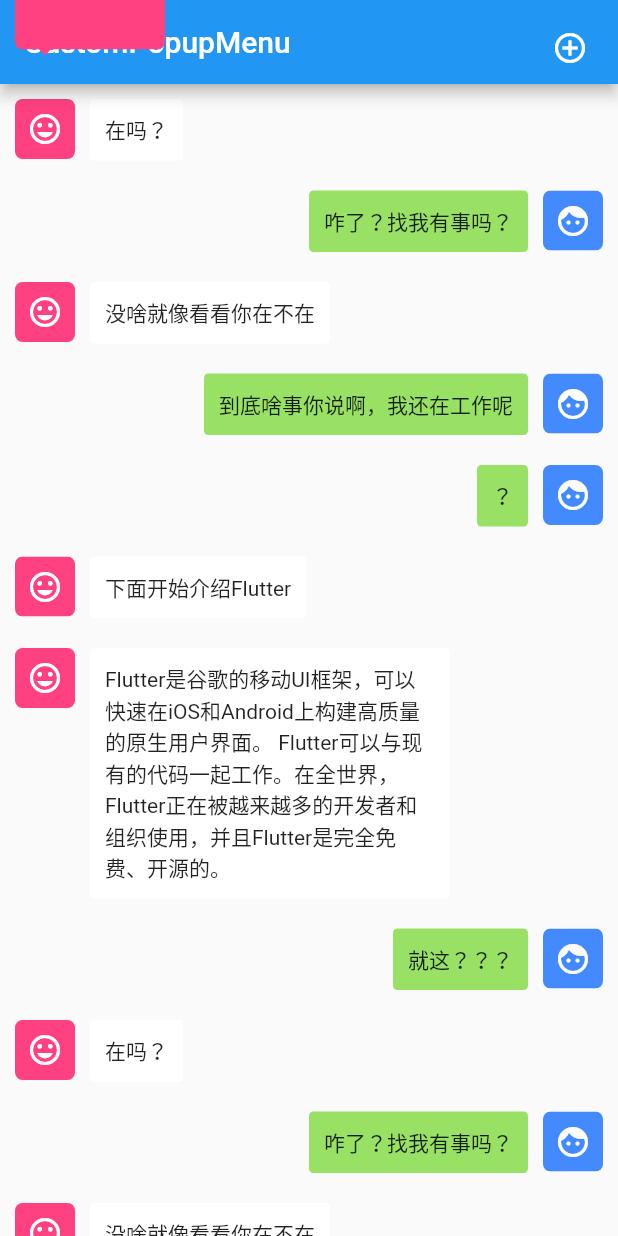
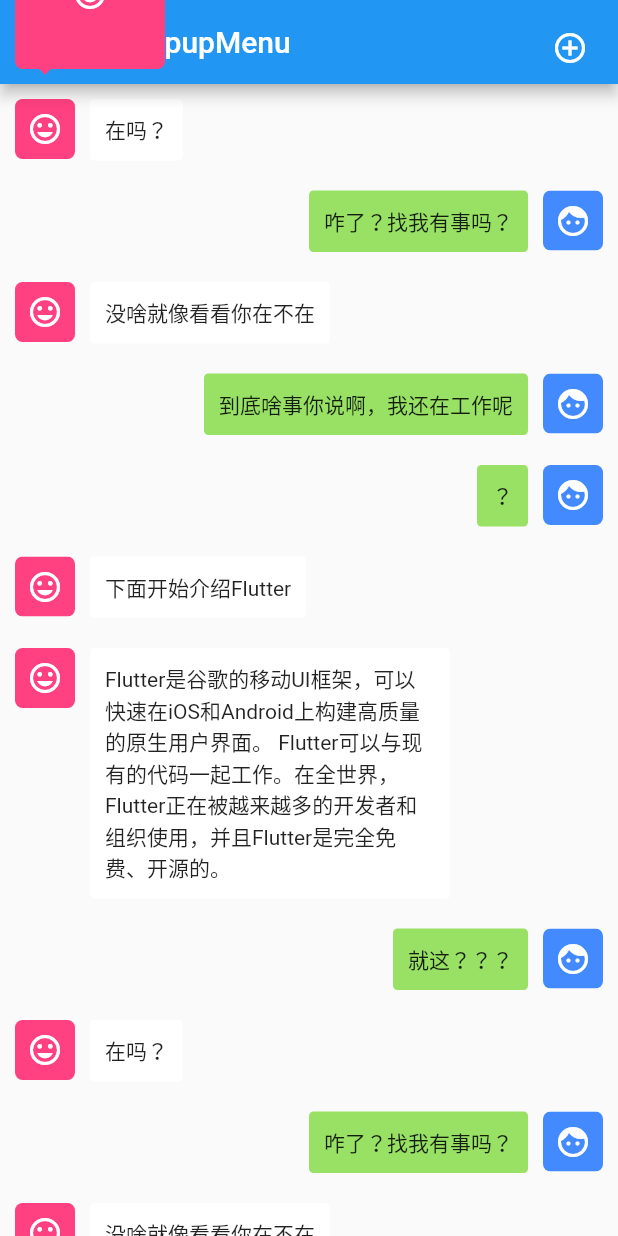
Before and after one commit to malikwang/custom_pop_up_menu, a Flutter app: the screen it shows after launch, after a tap on the "tag faces" icon, on a phone screen of 412 x 824 dp. Run offline on Flutter 3.47's test engine with Material 2 defaults, Android fonts, the phone set to English and light mode, and no system bars.

Commit message:
no message

```diff
--- a/lib/src/custom_pop_up_menu.dart
+++ b/lib/src/custom_pop_up_menu.dart
@@ -108,7 +108,7 @@ class _CustomPopupMenuState extends State<CustomPopupMenu> {
               delegate: _MenuLayoutDelegate(
                 anchorSize: _childBox!.size,
                 anchorOffset: _childBox!.localToGlobal(
-                  Offset(-widget.horizontalMargin, -13),
+                  Offset(-widget.horizontalMargin, 0),
                 ),
                 verticalMargin: widget.verticalMargin,
                 position: widget.position,
```
